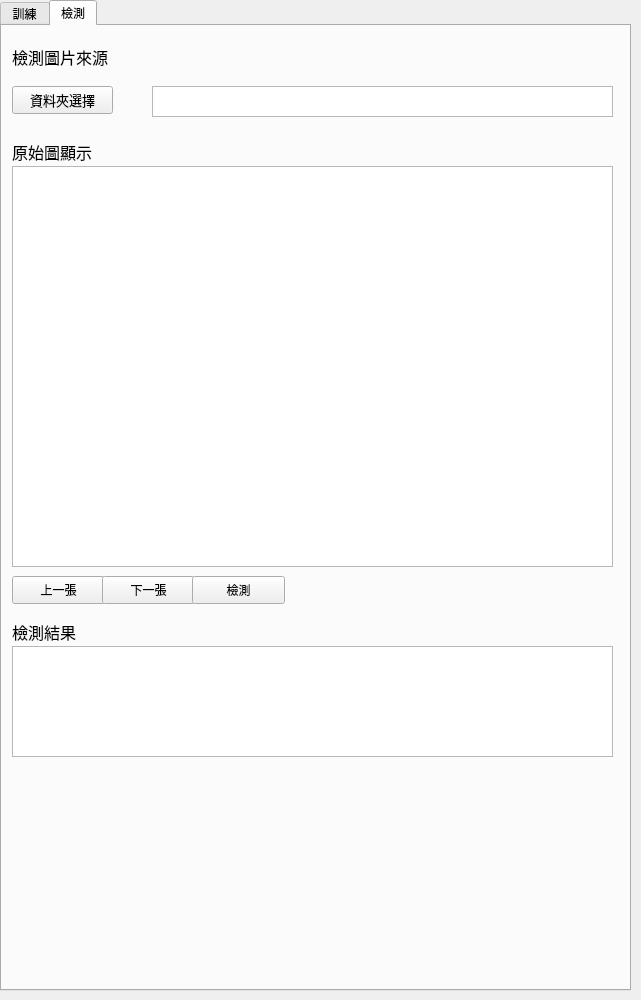
First picture: the form in AI_test3.ui, repository highhand31/Qt5_AI, before the edit.
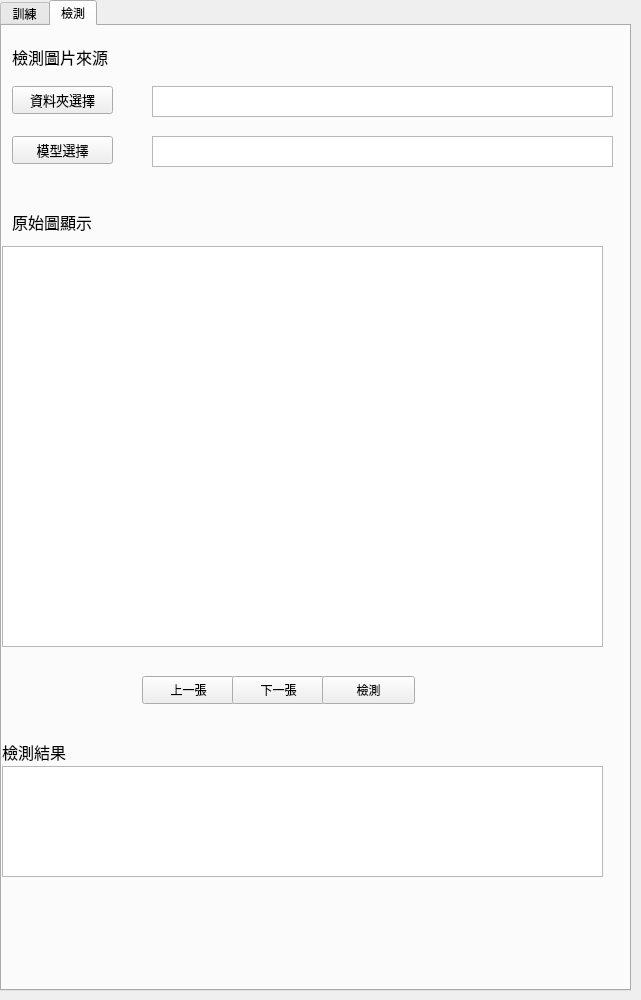
Second picture: the form after the edit. The open tabs and pages were chosen to show the change.

Commit message: *Add btn to choose PB file *Fine tune picture process *Only accuracy plot is draw when training *btn error handling

The edit to the form file:
```diff
--- a/AI_test3.ui
+++ b/AI_test3.ui
@@ -503,8 +503,8 @@
     <widget class="QGraphicsView" name="graphV_normal">
      <property name="geometry">
       <rect>
-       <x>10</x>
-       <y>140</y>
+       <x>0</x>
+       <y>220</y>
        <width>601</width>
        <height>401</height>
       </rect>
@@ -513,8 +513,8 @@
     <widget class="QPushButton" name="btn_prev">
      <property name="geometry">
       <rect>
-       <x>10</x>
-       <y>550</y>
+       <x>140</x>
+       <y>650</y>
        <width>93</width>
        <height>28</height>
       </rect>
@@ -526,8 +526,8 @@
     <widget class="QPushButton" name="btn_next">
      <property name="geometry">
       <rect>
-       <x>100</x>
-       <y>550</y>
+       <x>230</x>
+       <y>650</y>
        <width>93</width>
        <height>28</height>
       </rect>
@@ -539,8 +539,8 @@
     <widget class="QPushButton" name="btn_detect">
      <property name="geometry">
       <rect>
-       <x>190</x>
-       <y>550</y>
+       <x>320</x>
+       <y>650</y>
        <width>93</width>
        <height>28</height>
       </rect>
@@ -552,8 +552,8 @@
     <widget class="QLabel" name="label_2">
      <property name="geometry">
       <rect>
-       <x>10</x>
-       <y>590</y>
+       <x>0</x>
+       <y>710</y>
        <width>101</width>
        <height>31</height>
       </rect>
@@ -572,7 +572,7 @@
      <property name="geometry">
       <rect>
        <x>10</x>
-       <y>110</y>
+       <y>180</y>
        <width>111</width>
        <height>31</height>
       </rect>
@@ -590,8 +590,8 @@
     <widget class="QTextEdit" name="textEdit_exam">
      <property name="geometry">
       <rect>
-       <x>10</x>
-       <y>620</y>
+       <x>0</x>
+       <y>740</y>
        <width>601</width>
        <height>111</height>
       </rect>
@@ -616,6 +616,38 @@
       <string/>
      </property>
     </widget>
+    <widget class="QPushButton" name="btn_exam_pb_dir">
+     <property name="geometry">
+      <rect>
+       <x>10</x>
+       <y>110</y>
+       <width>101</width>
+       <height>28</height>
+      </rect>
+     </property>
+     <property name="font">
+      <font>
+       <family>微軟正黑體</family>
+       <pointsize>10</pointsize>
+      </font>
+     </property>
+     <property name="text">
+      <string>模型選擇</string>
+     </property>
+    </widget>
+    <widget class="QTextEdit" name="exam_pb_display">
+     <property name="geometry">
+      <rect>
+       <x>150</x>
+       <y>110</y>
+       <width>461</width>
+       <height>31</height>
+      </rect>
+     </property>
+     <property name="placeholderText">
+      <string/>
+     </property>
+    </widget>
    </widget>
   </widget>
  </widget>
```
Left out of the diff: 8 changed lines with no effect on the pictures. The commit also changes 2 other files.
